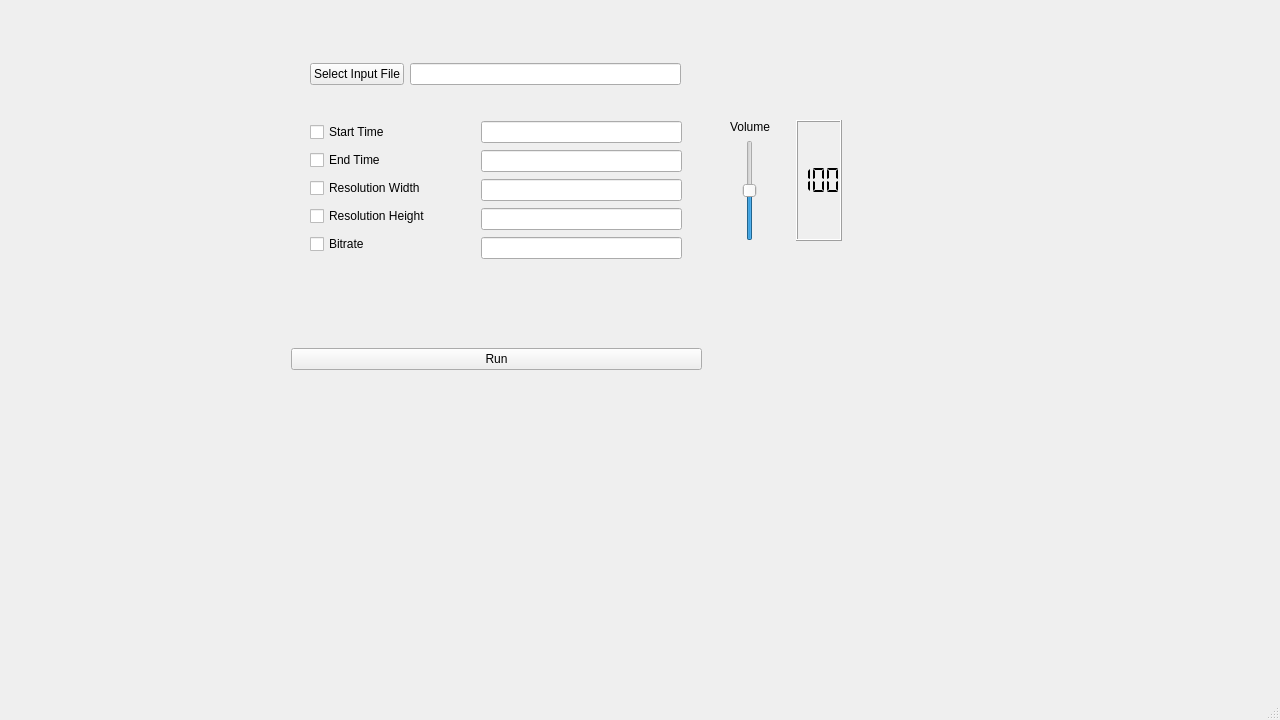
The window that gui.ui (KnoBuddy/videoeditor) describes before a commit, drawn with Qt 5.
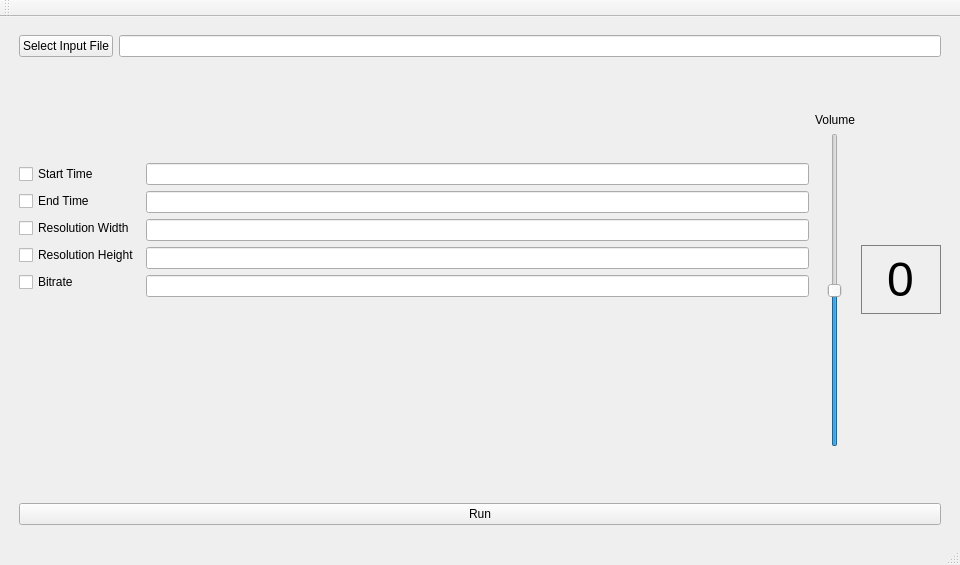
The same window after the commit.

Commit message: added direct input of volume digits. Added LCD font. Made volume input adjust slider.

Patch:
```diff
--- a/gui.ui
+++ b/gui.ui
@@ -6,8 +6,8 @@
    <rect>
     <x>0</x>
     <y>0</y>
-    <width>1280</width>
-    <height>720</height>
+    <width>960</width>
+    <height>540</height>
    </rect>
   </property>
   <property name="sizePolicy">
@@ -18,50 +18,84 @@
   </property>
   <property name="minimumSize">
    <size>
-    <width>1280</width>
-    <height>720</height>
+    <width>0</width>
+    <height>0</height>
    </size>
   </property>
   <property name="maximumSize">
    <size>
-    <width>1920</width>
-    <height>1080</height>
+    <width>999999</width>
+    <height>999999</height>
    </size>
   </property>
   <property name="windowTitle">
    <string>MainWindow</string>
   </property>
   <widget class="QWidget" name="centralwidget">
-   <widget class="QWidget" name="horizontalLayoutWidget">
-    <property name="geometry">
-     <rect>
-      <x>291</x>
-      <y>319</y>
-      <width>411</width>
-      <height>81</height>
-     </rect>
-    </property>
-    <layout class="QHBoxLayout" name="horizontalLayout">
-     <item>
-      <widget class="QPushButton" name="run">
-       <property name="text">
-        <string>Run</string>
-       </property>
-      </widget>
-     </item>
-    </layout>
-   </widget>
-   <widget class="QWidget" name="verticalLayoutWidget">
-    <property name="geometry">
-     <rect>
-      <x>310</x>
-      <y>120</y>
-      <width>171</width>
-      <height>141</height>
-     </rect>
+   <layout class="QGridLayout" name="gridLayout">
+    <item row="0" column="0">
+     <widget class="QWidget" name="verticalWidget" native="true">
+      <property name="sizePolicy">
+       <sizepolicy hsizetype="Fixed" vsizetype="Fixed">
+        <horstretch>0</horstretch>
+        <verstretch>0</verstretch>
+       </sizepolicy>
+      </property>
+      <property name="minimumSize">
+       <size>
+        <width>940</width>
+        <height>0</height>
+       </size>
     </property>
     <layout class="QVBoxLayout" name="verticalLayout">
      <item>
+        <layout class="QHBoxLayout" name="horizontalLayout_11">
+         <property name="leftMargin">
+          <number>0</number>
+         </property>
+         <property name="topMargin">
+          <number>0</number>
+         </property>
+         <property name="rightMargin">
+          <number>0</number>
+         </property>
+         <item>
+          <widget class="QPushButton" name="input_file_button">
+           <property name="text">
+            <string>Select Input File</string>
+           </property>
+          </widget>
+         </item>
+         <item>
+          <widget class="QLineEdit" name="input_file_text"/>
+         </item>
+        </layout>
+       </item>
+       <item>
+        <layout class="QHBoxLayout" name="horizontalLayout_6">
+         <item>
+          <layout class="QHBoxLayout" name="horizontalLayout_5">
+           <property name="leftMargin">
+            <number>0</number>
+           </property>
+           <property name="topMargin">
+            <number>0</number>
+           </property>
+           <property name="rightMargin">
+            <number>0</number>
+           </property>
+           <property name="bottomMargin">
+            <number>0</number>
+           </property>
+           <item>
+            <layout class="QVBoxLayout" name="verticalLayout_7">
+             <property name="topMargin">
+              <number>100</number>
+             </property>
+             <property name="bottomMargin">
+              <number>200</number>
+             </property>
+             <item>
       <widget class="QCheckBox" name="start_time_check">
        <property name="text">
         <string>Start Time</string>
@@ -97,17 +131,15 @@
       </widget>
      </item>
     </layout>
-   </widget>
-   <widget class="QWidget" name="verticalLayoutWidget_2">
-    <property name="geometry">
-     <rect>
-      <x>481</x>
-      <y>120</y>
-      <width>201</width>
-      <height>141</height>
-     </rect>
-    </property>
-    <layout class="QVBoxLayout" name="verticalLayout_2">
+           </item>
+           <item>
+            <layout class="QVBoxLayout" name="verticalLayout_8">
+             <property name="topMargin">
+              <number>100</number>
+             </property>
+             <property name="bottomMargin">
+              <number>200</number>
+             </property>
      <item>
       <widget class="QLineEdit" name="start_text"/>
      </item>
@@ -124,41 +156,22 @@
       <widget class="QLineEdit" name="bitrate_text"/>
      </item>
     </layout>
-   </widget>
-   <widget class="QWidget" name="horizontalLayoutWidget_2">
-    <property name="geometry">
-     <rect>
-      <x>310</x>
-      <y>59</y>
-      <width>371</width>
-      <height>31</height>
-     </rect>
-    </property>
-    <layout class="QHBoxLayout" name="horizontalLayout_2">
-     <item>
-      <widget class="QPushButton" name="input_file_button">
-       <property name="text">
-        <string>Select Input File</string>
-       </property>
-      </widget>
-     </item>
-     <item>
-      <widget class="QLineEdit" name="input_file_text"/>
-     </item>
-    </layout>
-   </widget>
-   <widget class="QWidget" name="horizontalLayoutWidget_4">
-    <property name="geometry">
-     <rect>
-      <x>721</x>
-      <y>120</y>
-      <width>121</width>
-      <height>121</height>
-     </rect>
-    </property>
-    <layout class="QHBoxLayout" name="horizontalLayout_4">
+           </item>
+          </layout>
+         </item>
+         <item>
+          <layout class="QHBoxLayout" name="horizontalLayout_12">
+           <property name="topMargin">
+            <number>50</number>
+           </property>
+           <property name="rightMargin">
+            <number>0</number>
+           </property>
+           <property name="bottomMargin">
+            <number>50</number>
+           </property>
      <item>
-      <layout class="QVBoxLayout" name="verticalLayout_4">
+            <layout class="QVBoxLayout" name="verticalLayout_9">
        <item alignment="Qt::AlignHCenter">
         <widget class="QLabel" name="volume_label">
          <property name="text">
@@ -182,26 +195,100 @@
       </layout>
      </item>
      <item alignment="Qt::AlignRight">
-      <widget class="QLCDNumber" name="volume_number">
-       <property name="smallDecimalPoint">
-        <bool>false</bool>
-       </property>
-       <property name="digitCount">
+            <widget class="QLineEdit" name="volume_number">
+             <property name="sizePolicy">
+              <sizepolicy hsizetype="Maximum" vsizetype="Fixed">
+               <horstretch>0</horstretch>
+               <verstretch>0</verstretch>
+              </sizepolicy>
+             </property>
+             <property name="minimumSize">
+              <size>
+               <width>0</width>
+               <height>0</height>
+              </size>
+             </property>
+             <property name="maximumSize">
+              <size>
+               <width>80</width>
+               <height>16777215</height>
+              </size>
+             </property>
+             <property name="layoutDirection">
+              <enum>Qt::LeftToRight</enum>
+             </property>
+             <property name="styleSheet">
+              <string notr="true">QLineEdit {
+    background-color: transparent;
+    color: #000000;  /* Black text*/
+    font-family: &quot;DS-Digital&quot;, &quot;Digital-7 Mono&quot;, &quot;LCD&quot;, monospace;
+    font-size: 48px;
+    border: 1px  solid grey;
+    padding: 5px;
+}
+</string>
+             </property>
+             <property name="text">
+              <string>0</string>
+             </property>
+             <property name="maxLength">
         <number>3</number>
        </property>
-       <property name="segmentStyle">
-        <enum>QLCDNumber::Flat</enum>
-       </property>
-       <property name="intValue" stdset="0">
-        <number>100</number>
-       </property>
+             <property name="frame">
+              <bool>true</bool>
+             </property>
+             <property name="alignment">
+              <set>Qt::AlignCenter</set>
+             </property>
+             <property name="dragEnabled">
+              <bool>false</bool>
+             </property>
       </widget>
      </item>
     </layout>
-   </widget>
+         </item>
+        </layout>
+       </item>
+       <item>
+        <layout class="QHBoxLayout" name="horizontalLayout_3">
+         <property name="bottomMargin">
+          <number>0</number>
+         </property>
+         <item>
+          <widget class="QPushButton" name="run">
+           <property name="sizePolicy">
+            <sizepolicy hsizetype="Minimum" vsizetype="Fixed">
+             <horstretch>0</horstretch>
+             <verstretch>0</verstretch>
+            </sizepolicy>
+           </property>
+           <property name="text">
+            <string>Run</string>
+           </property>
+          </widget>
+         </item>
+        </layout>
+       </item>
+      </layout>
+     </widget>
+    </item>
+   </layout>
   </widget>
   <widget class="QStatusBar" name="statusbar"/>
- </widget>
- <resources/>
+  <widget class="QToolBar" name="toolBar">
+   <property name="windowTitle">
+    <string>toolBar</string>
+   </property>
+   <attribute name="toolBarArea">
+    <enum>TopToolBarArea</enum>
+   </attribute>
+   <attribute name="toolBarBreak">
+    <bool>false</bool>
+   </attribute>
+  </widget>
+ </widget>
+ <resources>
+  <include location="fonts.qrc"/>
+ </resources>
  <connections/>
 </ui>
```
Left out of the diff: 2 changed lines with no effect on the pictures. Lines whose indentation alone changed are shown as unchanged. The commit also changes 5 other files.
